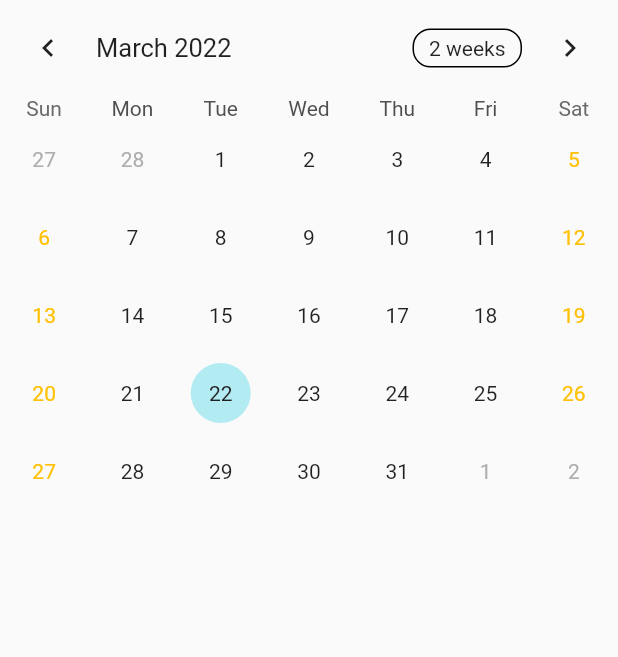
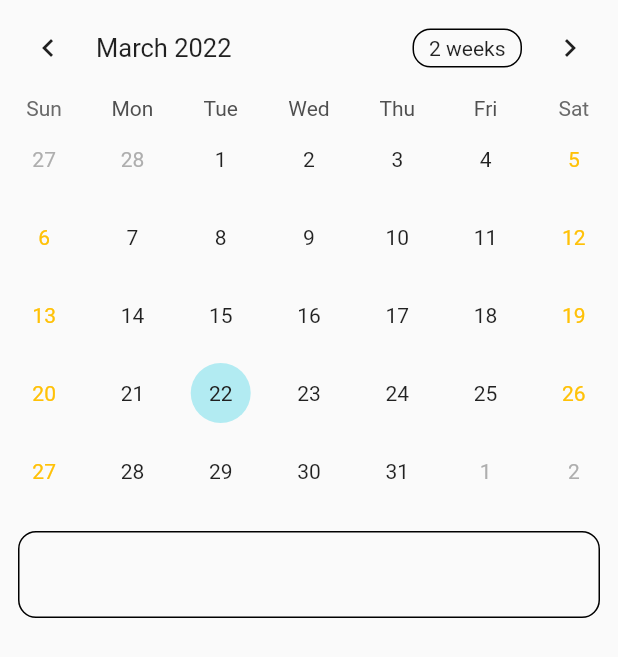
Before and after one commit to Hsn37/Ghambeel, a Flutter app: the Calendar screen opened directly, on a phone screen of 412 x 824 dp. Shown: the top 657 px of the screen. Run offline on Flutter 3.47's test engine with Material 2 defaults, Android fonts, the phone set to English and light mode, and no system bars; drawn by our look-alikes of table_calendar; our stand-ins replace flutter_secure_storage, flutter_spinkit, select_form_field; missing offline and left inert: icon_decoration, mysql1; accounts and stored records are empty.

Commit message:
Panel for viewing tasks in calendar added

```diff
--- a/lib/modules/calendar/calendar.dart
+++ b/lib/modules/calendar/calendar.dart
@@ -35,8 +35,9 @@ class _CalendarState extends State<Calendar> {
   // States:
   DateTime _focusedDay = DateTime.now(); //
   DateTime? _selectedDay;
+  ValueNotifier<List<Task>> incompleteTasks = ValueNotifier([Task("","","","","","")]);
   var completedTasks = <Task>[];
-  var incompleteTasks = <Task>[];
+  // var incompleteTasks = <Task>[];
 
   static var itemsComp = <Task>[];
   static var itemsUncomp = <Task>[];
@@ -53,7 +54,8 @@ class _CalendarState extends State<Calendar> {
     return
       Scaffold(
 
-        body: TableCalendar(
+        body: Column(
+          children: [TableCalendar(
           firstDay: firstDay,
           // first day in calendar (defined in utils)
           lastDay: lastDay,
@@ -85,7 +87,35 @@ class _CalendarState extends State<Calendar> {
               color: darkPrimary,
               shape: BoxShape.circle,
             ),
+           ),
           ),
+          // event box
+          const SizedBox(height:10),
+          Expanded(
+            child: ValueListenableBuilder<List<Task>>(
+              valueListenable: incompleteTasks,
+              builder: (context, value, _) {
+                return ListView.builder(
+                    itemCount: value.length,
+                    itemBuilder: (context, index) {
+                  return Container(
+                    margin: const EdgeInsets.symmetric(
+                      horizontal: 12.0,
+                      vertical: 4.0,
+                    ),
+                    decoration: BoxDecoration(
+                      border: Border.all(),
+                      borderRadius: BorderRadius.circular(12.0),
+                    ),
+                    child: ListTile(
+                      onTap: () => print('hello'),
+                    ),
+                  );
+                },
+                );
+              },
+            )
+          )]
         ),
       );
   }
@@ -93,7 +123,7 @@ class _CalendarState extends State<Calendar> {
   getEventsToday(DateTime day) {
     Storage.fetchTasks().then((v) =>
     {
-      incompleteTasks = Task.parseTasks(v["incomplete"]),
+      incompleteTasks = ValueNotifier(Task.parseTasks(v["incomplete"])),
       completedTasks = Task.parseTasks(v["complete"]),
       setState(() =>
       {
@@ -101,11 +131,13 @@ class _CalendarState extends State<Calendar> {
         itemsComp.addAll(
             completedTasks.getRange(presentComp, presentComp + perPageComp)),
         presentComp = presentComp + perPageComp,
-        itemsUncomp.addAll(incompleteTasks.getRange(
+        itemsUncomp.addAll(incompleteTasks.value.getRange(
             presentUncomp, presentUncomp + perPageUncomp)),
         presentUncomp = presentUncomp + perPageUncomp
       })
     });
   }
+
+
 }
 //
```
